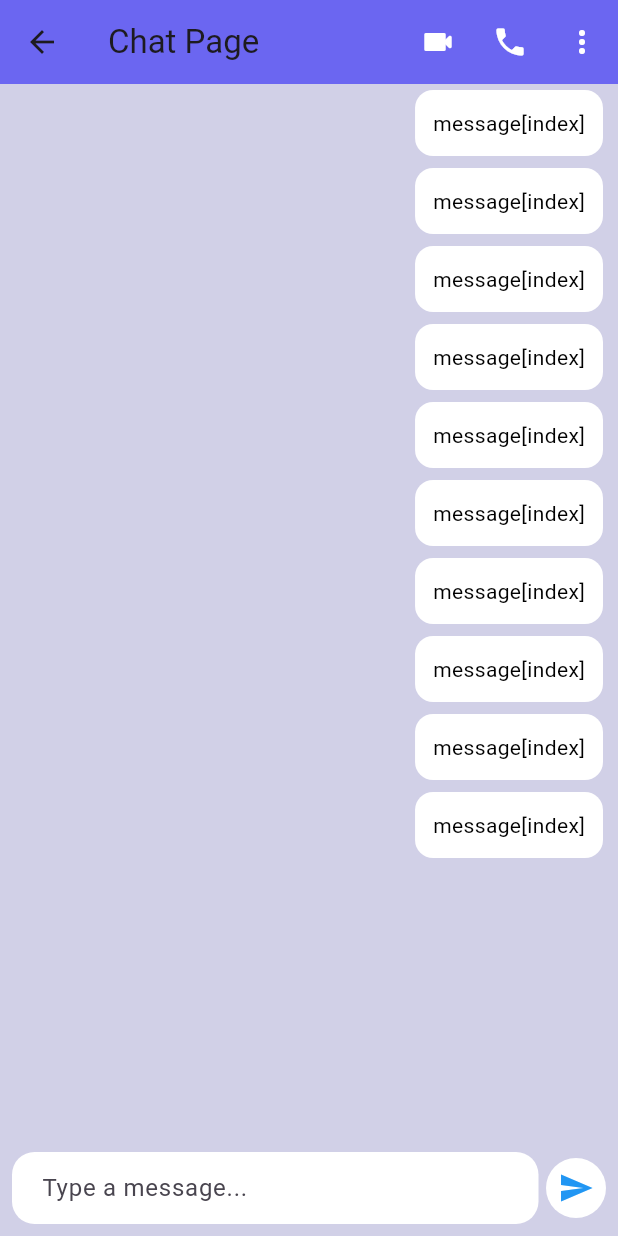
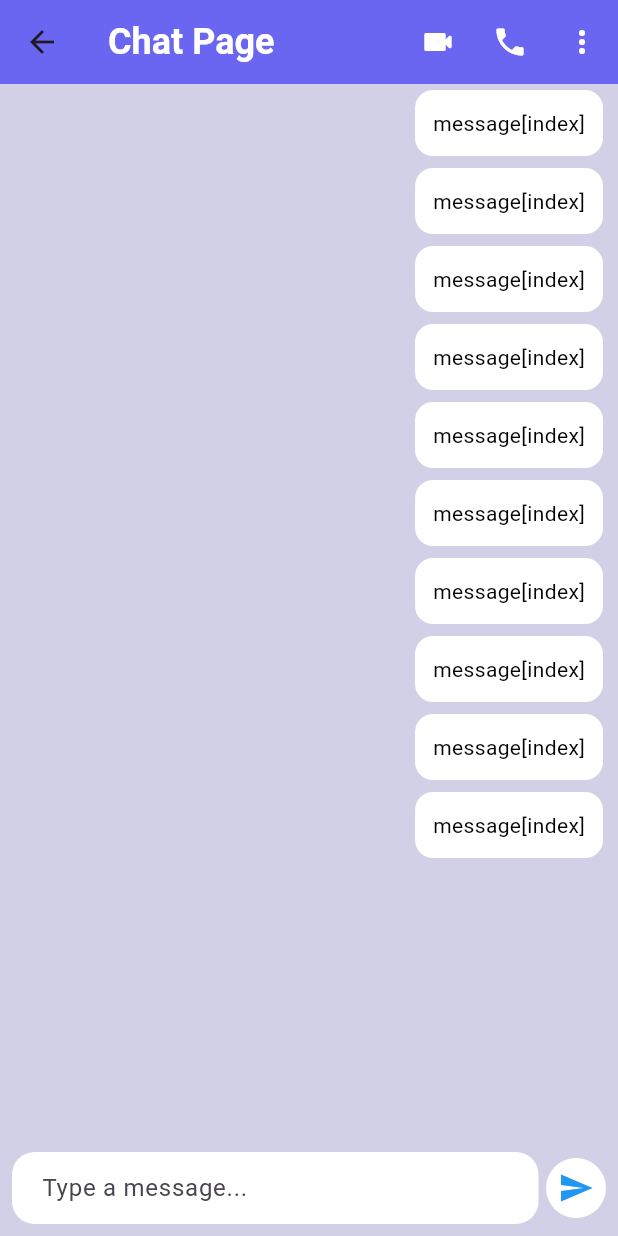
Before and after one commit to sohasara/Chatting-App, a Flutter app: the Chatpage screen opened directly, on a phone screen of 412 x 824 dp. Run offline on Flutter 3.47's test engine with Material 3 defaults, Android fonts, the phone set to English and light mode, and no system bars; our stand-ins replace flutter_riverpod.

Commit message:
Update Chatpage UI: Enhance AppBar title styling for better visibility

```diff
--- a/lib/features/chat/presentation/chat_page/chatpage.dart
+++ b/lib/features/chat/presentation/chat_page/chatpage.dart
@@ -8,7 +8,14 @@ class Chatpage extends StatelessWidget {
     return Scaffold(
       backgroundColor: const Color.fromARGB(255, 209, 208, 231),
       appBar: AppBar(
-        title: Text("Chat Page"),
+        title: Text(
+          "Chat Page",
+          style: TextStyle(
+            color: Colors.white,
+            fontWeight: FontWeight.w600,
+            fontSize: 24,
+          ),
+        ),
         backgroundColor: const Color.fromARGB(255, 107, 102, 241),
         actions: [
           IconButton(
```
